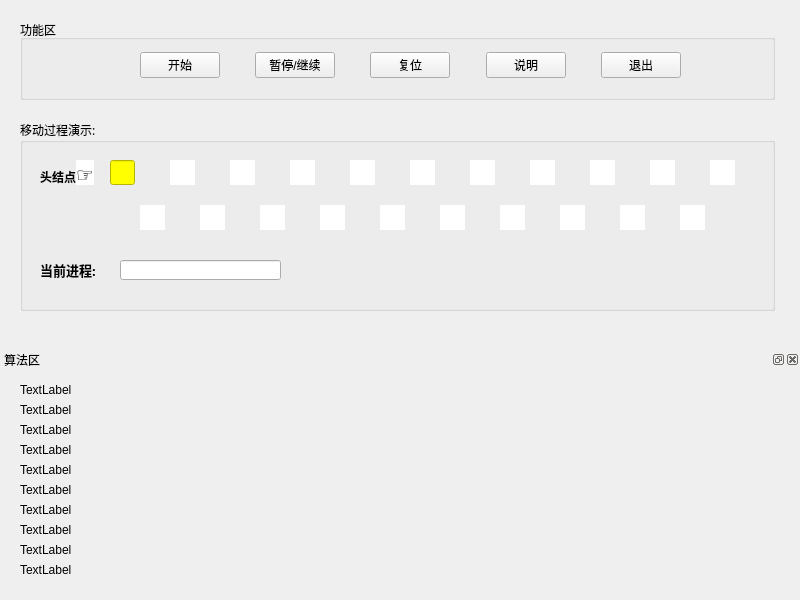
First picture: the form in linkinsview.ui, repository Billxkk/-, before the edit.
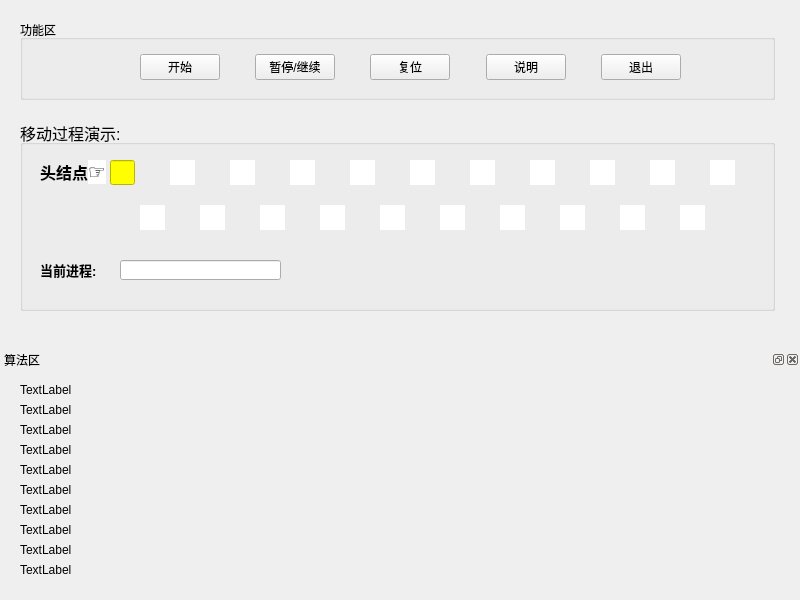
Second picture: the form after the edit.

Diff of the .ui file:
```diff
--- a/linkinsview.ui
+++ b/linkinsview.ui
@@ -37,9 +37,9 @@
     </property>
     <property name="font">
      <font>
-      <family>Agency FB</family>
-      <pointsize>9</pointsize>
-      <weight>50</weight>
+      <family>Microsoft YaHei UI</family>
+      <pointsize>12</pointsize>
+      <weight>9</weight>
       <italic>false</italic>
       <bold>false</bold>
      </font>
@@ -768,6 +768,9 @@
       <height>80</height>
      </rect>
     </property>
+    <property name="styleSheet">
+     <string notr="true">font: 14pt &quot;微软雅黑&quot;;</string>
+    </property>
     <property name="title">
      <string>功能区</string>
     </property>
@@ -777,7 +780,7 @@
        <x>120</x>
        <y>30</y>
        <width>541</width>
-       <height>30</height>
+       <height>35</height>
       </rect>
      </property>
      <layout class="QHBoxLayout" name="horizontalLayout">
```
Left out of the diff: 22 changed lines with no effect on the pictures.
